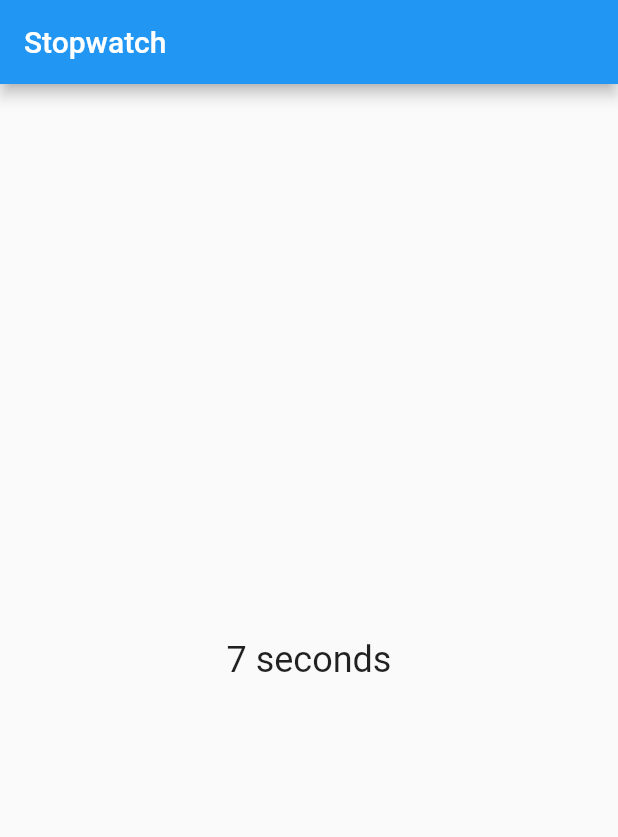
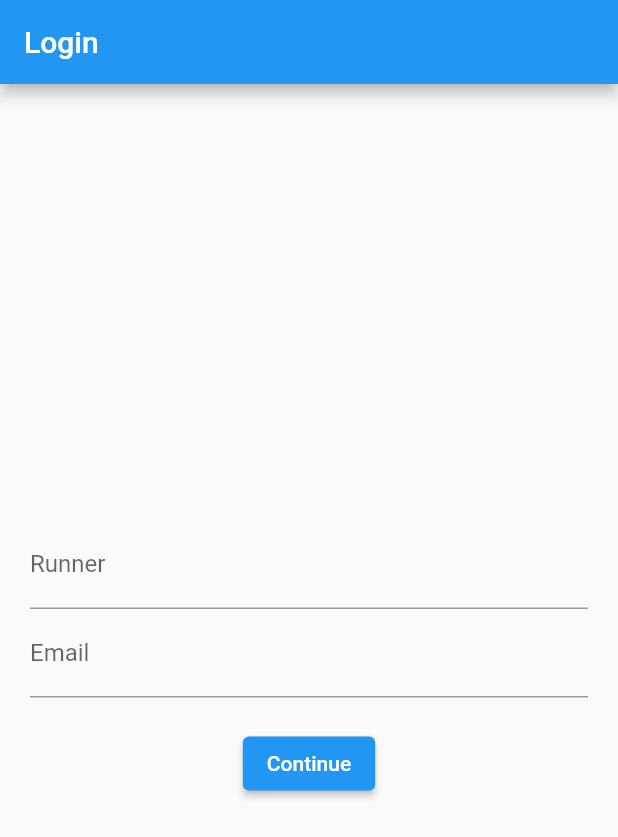
Before and after one commit to ningo-agilityio/lan-tran-flutter-training, a Flutter app: the screen it shows after launch, on a phone screen of 412 x 824 dp. Shown: the top 837 px of the screen. Run offline on Flutter 3.47's test engine with Material 2 defaults, Android fonts, the phone set to English and light mode, and no system bars; our stand-ins replace google_fonts.

Commit message:
reading chapter05

```diff
--- /dev/null
+++ b/stopwatch/lib/login_screen.dart
@@ -0,0 +1,109 @@
+import 'package:flutter/material.dart';
+
+import 'stopwatch.dart';
+
+class LoginScreen extends StatefulWidget {
+  static const route = '/login';
+  const LoginScreen({super.key});
+
+  @override
+  State<LoginScreen> createState() => _LoginScreenState();
+}
+
+class _LoginScreenState extends State<LoginScreen> {
+  // bool loggedIn = false;
+  late String name;
+  final _nameController = TextEditingController();
+  final _emailController = TextEditingController();
+  final _formKey = GlobalKey<FormState>();
+
+  @override
+  Widget build(BuildContext context) {
+    return Scaffold(
+      appBar: AppBar(
+        title: const Text('Login'),
+      ),
+      // body: Center(
+      //   child: loggedIn ? _buildSuccess() : _buildLoginForm(),
+      // ),
+      body: Center(
+        child: _buildLoginForm(),
+      ),
+    );
+  }
+
+  // Widget _buildSuccess() {
+  //   return Column(
+  //     mainAxisAlignment: MainAxisAlignment.center,
+  //     children: <Widget>[
+  //       Icon(Icons.check, color: Colors.orangeAccent),
+  //       Text('Hi $name')
+  //     ],
+  //   );
+  // }
+
+  Widget _buildLoginForm() {
+    return Form(
+      key: _formKey,
+      child: Padding(
+        padding: const EdgeInsets.all(20.0),
+        child: Column(
+          mainAxisAlignment: MainAxisAlignment.center,
+          children: [
+            TextFormField(
+              controller: _nameController,
+              decoration: InputDecoration(labelText: 'Runner'),
+              validator: (text) =>
+                  text!.isEmpty ? 'Enter the runner\'s name.' : null,
+            ),
+            TextFormField(
+              controller: _emailController,
+              keyboardType: TextInputType.emailAddress,
+              decoration: InputDecoration(labelText: 'Email'),
+              validator: (text) {
+                if (text!.isEmpty) {
+                  return 'Enter the runner\'s email.';
+                }
+                final regex = RegExp('[^@]+@[^.]+..+');
+                if (!regex.hasMatch(text)) {
+                  return 'Enter a valid email';
+                }
+                return null;
+              },
+            ),
+            SizedBox(height: 20),
+            ElevatedButton(
+              child: Text('Continue'),
+              onPressed: _validate,
+            ),
+          ],
+        ),
+      ),
+    );
+  }
+
+  void _validate() {
+    final form = _formKey.currentState;
+    if (!form!.validate()) {
+      return;
+    }
+    // setState(() {
+    //   loggedIn = true;
+    //   name = _nameController.text;
+    // });
+
+    // final name = _nameController.text;
+    // final email = _emailController.text;
+    // Navigator.of(context).pushReplacement(
+    //   MaterialPageRoute(
+    //     builder: (_) => StopWatch(name: name, email: email),
+    //   ),
+    // );
+
+    final name = _nameController.text;
+    Navigator.of(context).pushReplacementNamed(
+      StopWatch.route,
+      arguments: name,
+    );
+  }
+}
--- a/stopwatch/lib/main.dart
+++ b/stopwatch/lib/main.dart
@@ -1,5 +1,6 @@
 import 'package:flutter/material.dart';
 import './stopwatch.dart';
+import 'login_screen.dart';
 
 void main() => runApp(StopwatchApp());
 
@@ -7,7 +8,13 @@ class StopwatchApp extends StatelessWidget {
   @override
   Widget build(BuildContext context) {
     return MaterialApp(
-      home: StopWatch(),
+      routes: {
+        '/': (context) => LoginScreen(),
+        LoginScreen.route: (context) => LoginScreen(),
+        StopWatch.route: (context) => StopWatch(),
+      },
+      initialRoute: '/',
+      // home: LoginScreen(),
     );
   }
 }
```
Also changed, not shown: stopwatch/lib/stopwatch.dart (+155 -16 lines).
